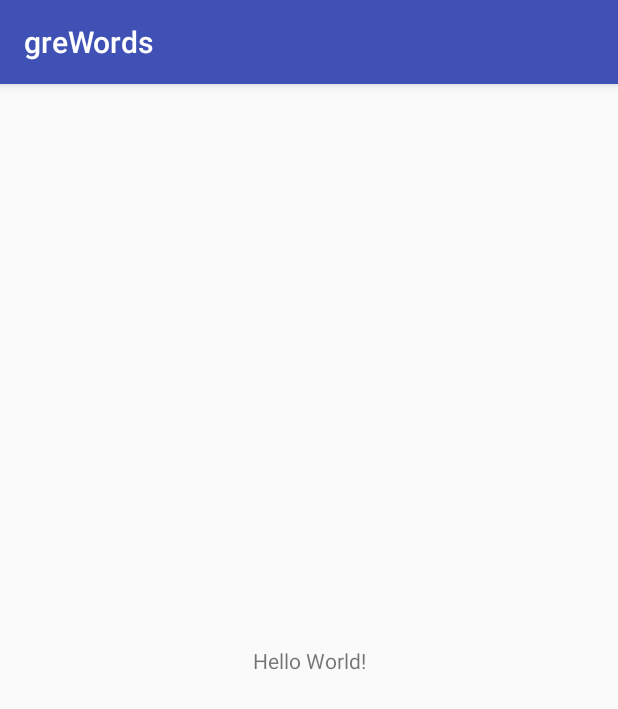
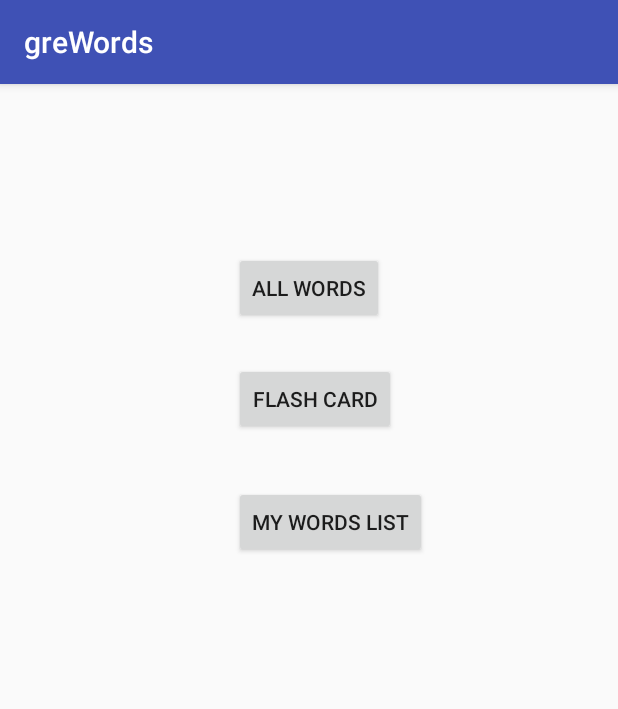
Before and after one commit to CuriousFreaks/greWords, an Android app: the screen it shows after launch (MainActivity), on a phone screen of 412 x 824 dp. Shown: the top 709 px of the screen. Run offline under Robolectric (Android 15) with nearby library versions, the phone set to English and light mode, and no system bars.

Commit message:
gasaini first commit

```diff
--- a/app/src/main/java/com/curiousfreaks/grewords/MainActivity.java
+++ b/app/src/main/java/com/curiousfreaks/grewords/MainActivity.java
@@ -2,12 +2,42 @@ package com.curiousfreaks.grewords;
 
 import android.support.v7.app.AppCompatActivity;
 import android.os.Bundle;
+import android.view.View;
+import android.widget.Button;
+import android.widget.Toast;
 
 public class MainActivity extends AppCompatActivity {
+
 
     @Override
     protected void onCreate(Bundle savedInstanceState) {
         super.onCreate(savedInstanceState);
         setContentView(R.layout.activity_main);
+
+        final Button allWords, flashCards, myWordsList;
+        allWords=findViewById(R.id.allwords);
+        allWords.setOnClickListener(new View.OnClickListener(){
+            @Override
+            public void onClick(View view) {
+                Toast.makeText(view.getContext(),"CLicked opening allWords",Toast.LENGTH_SHORT).show();
+            }
+        });
+
+        flashCards=findViewById(R.id.flashcards);
+        flashCards.setOnClickListener(new View.OnClickListener(){
+            @Override
+            public void onClick(View view) {
+                Toast.makeText(view.getContext(),"CLicked opening flashCards",Toast.LENGTH_SHORT).show();
+            }
+        });
+
+        myWordsList=findViewById(R.id.mywordslist);
+        myWordsList.setOnClickListener(new View.OnClickListener(){
+            @Override
+            public void onClick(View view) {
+                Toast.makeText(view.getContext(),"CLicked opening myWordsList",Toast.LENGTH_SHORT).show();
+            }
+        });
+
     }
 }
--- a/app/src/main/res/layout/activity_main.xml
+++ b/app/src/main/res/layout/activity_main.xml
@@ -6,13 +6,45 @@
     android:layout_height="match_parent"
     tools:context="com.curiousfreaks.grewords.MainActivity">
 
-    <TextView
-        android:layout_width="wrap_content"
-        android:layout_height="wrap_content"
-        android:text="Hello World!"
+
+    <RelativeLayout
+        android:id="@+id/relativeLayout"
+        android:layout_width="0dp"
+        android:layout_height="0dp"
+        android:layout_marginBottom="8dp"
+        android:layout_marginEnd="8dp"
+        android:layout_marginStart="8dp"
+        android:layout_marginTop="8dp"
         app:layout_constraintBottom_toBottomOf="parent"
-        app:layout_constraintLeft_toLeftOf="parent"
-        app:layout_constraintRight_toRightOf="parent"
-        app:layout_constraintTop_toTopOf="parent" />
+        app:layout_constraintEnd_toEndOf="parent"
+        app:layout_constraintStart_toStartOf="parent"
+        app:layout_constraintTop_toTopOf="parent">
 
+        <Button
+            android:id="@+id/allwords"
+            android:layout_width="wrap_content"
+            android:layout_height="wrap_content"
+            android:layout_alignParentTop="true"
+            android:layout_centerHorizontal="true"
+            android:layout_marginTop="104dp"
+            android:text="All Words" />
+
+        <Button
+            android:id="@+id/flashcards"
+            android:layout_width="wrap_content"
+            android:layout_height="wrap_content"
+            android:layout_alignStart="@+id/allwords"
+            android:layout_below="@+id/allwords"
+            android:layout_marginTop="26dp"
+            android:text="Flash Card" />
+
+        <Button
+            android:id="@+id/mywordslist"
+            android:layout_width="wrap_content"
+            android:layout_height="wrap_content"
+            android:layout_alignStart="@+id/flashcards"
+            android:layout_below="@+id/flashcards"
+            android:layout_marginTop="34dp"
+            android:text="My Words list" />
+    </RelativeLayout>
 </android.support.constraint.ConstraintLayout>
```
